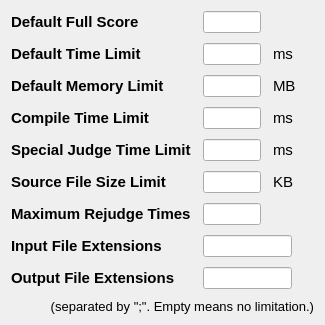
Qt form forms/generalsettings.ui (Project-LemonLime/Project_LemonLime) before a commit.
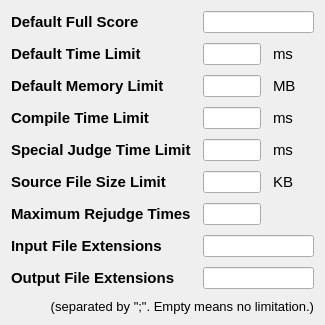
The same form after that commit.

```diff
--- a/forms/generalsettings.ui
+++ b/forms/generalsettings.ui
@@ -401,39 +401,11 @@
     <layout class="QHBoxLayout" name="horizontalLayout_2">
      <item>
       <widget class="QLineEdit" name="defaultFullScore">
-       <property name="sizePolicy">
-        <sizepolicy hsizetype="Fixed" vsizetype="Fixed">
-         <horstretch>0</horstretch>
-         <verstretch>0</verstretch>
-        </sizepolicy>
-       </property>
-       <property name="minimumSize">
-        <size>
-         <width>58</width>
-         <height>22</height>
-        </size>
-       </property>
-       <property name="maximumSize">
-        <size>
-         <width>58</width>
-         <height>22</height>
-        </size>
+       <property name="maxLength">
+        <number>9</number>
        </property>
       </widget>
      </item>
-     <item>
-      <spacer name="horizontalSpacer">
-       <property name="orientation">
-        <enum>Qt::Horizontal</enum>
-       </property>
-       <property name="sizeHint" stdset="0">
-        <size>
-         <width>40</width>
-         <height>20</height>
-        </size>
-       </property>
-      </spacer>
-     </item>
     </layout>
    </item>
    <item row="3" column="1">
@@ -499,19 +471,6 @@
      <item>
       <widget class="QLineEdit" name="inputFileExtensions"/>
      </item>
-     <item>
-      <spacer name="horizontalSpacer_2">
-       <property name="orientation">
-        <enum>Qt::Horizontal</enum>
-       </property>
-       <property name="sizeHint" stdset="0">
-        <size>
-         <width>40</width>
-         <height>20</height>
-        </size>
-       </property>
-      </spacer>
-     </item>
     </layout>
    </item>
    <item row="8" column="1">
@@ -519,19 +478,6 @@
      <item>
       <widget class="QLineEdit" name="outputFileExtensions"/>
      </item>
-     <item>
-      <spacer name="horizontalSpacer_9">
-       <property name="orientation">
-        <enum>Qt::Horizontal</enum>
-       </property>
-       <property name="sizeHint" stdset="0">
-        <size>
-         <width>40</width>
-         <height>20</height>
-        </size>
-       </property>
-      </spacer>
-     </item>
     </layout>
    </item>
    <item row="7" column="0">
```
Left out of the diff: 24 changed lines with no effect on the pictures.
